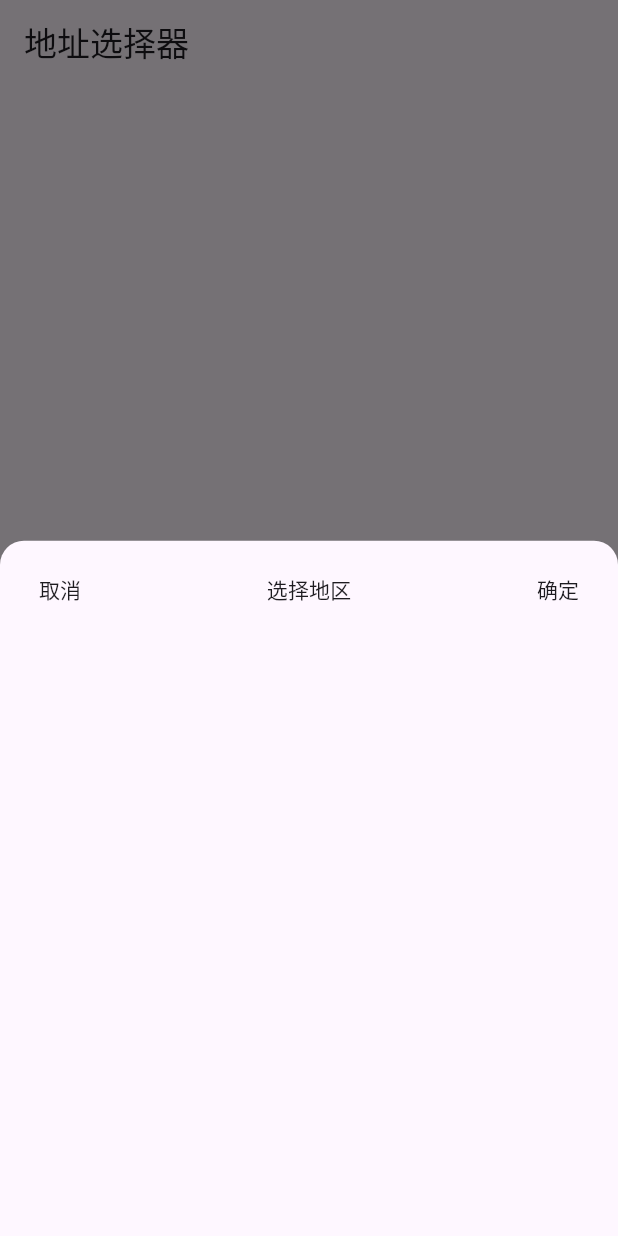
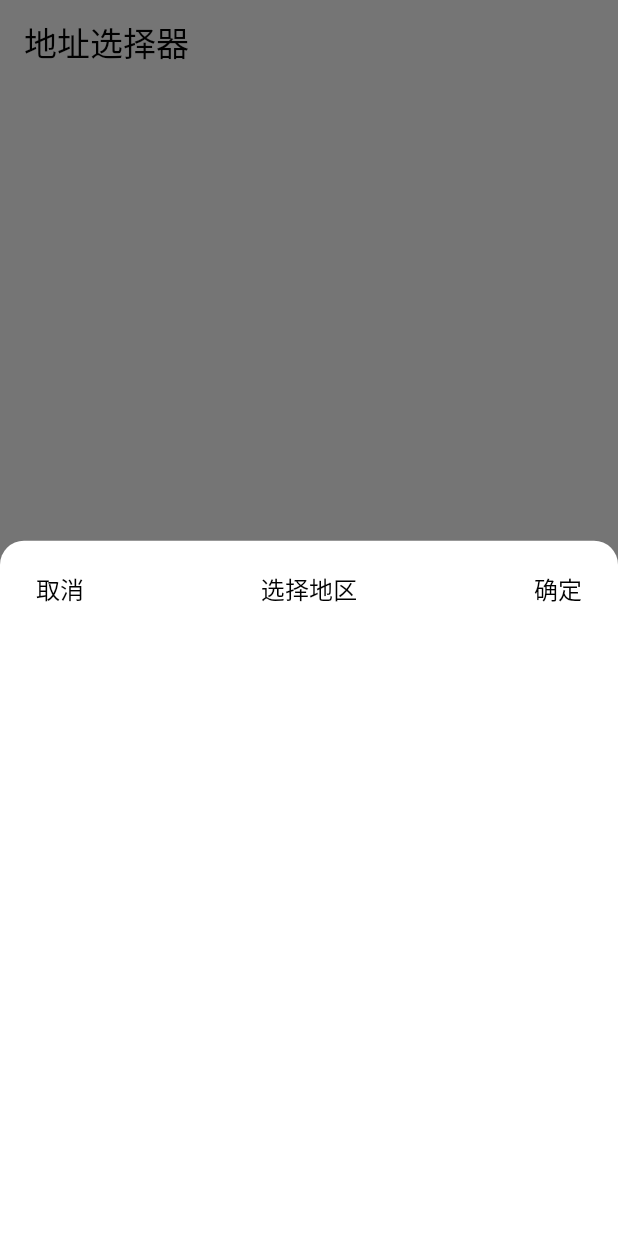
Before and after one commit to good-good-study/address_picker_pca, a Flutter app: the screen it shows after launch, after a tap on the "location on" icon, on a phone screen of 412 x 824 dp. Run offline on Flutter 3.47's test engine with Material 3 defaults, Android fonts, the phone set to English and light mode, and no system bars; drawn by our look-alikes of scrollable_positioned_list.

Commit message:
fix example

```diff
--- a/example/lib/main.dart
+++ b/example/lib/main.dart
@@ -13,8 +13,8 @@ class MyApp extends StatelessWidget {
     return MaterialApp(
       title: '地址选择器',
       theme: ThemeData(
-        primarySwatch: Colors.deepOrange,
-        backgroundColor: Colors.white,
+        colorScheme: ColorScheme.fromSwatch(primarySwatch: Colors.deepOrange)
+            .copyWith(background: Colors.white),
       ),
       home: const MyHomePage(title: '地址选择器'),
     );
@@ -75,7 +75,7 @@ class _MyHomePageState extends State<MyHomePage> {
           padding: const EdgeInsets.all(32),
           child: Text(
             '$_address',
-            style: Theme.of(context).textTheme.headline6,
+            style: Theme.of(context).textTheme.titleLarge,
           ),
         ),
       ),
--- a/lib/picker.dart
+++ b/lib/picker.dart
@@ -251,7 +251,7 @@ class _AddressPickerState extends State<AddressPicker> {
   @override
   Widget build(BuildContext context) {
     return Material(
-      color: Theme.of(context).backgroundColor,
+      color: Theme.of(context).colorScheme.surface,
       borderRadius: widget.borderRadius ??
           const BorderRadius.only(
             topLeft: Radius.circular(16),
@@ -427,7 +427,7 @@ class TitleButton extends StatelessWidget {
                 TextStyle(
                   fontSize: 15,
                   fontWeight: FontWeight.w500,
-                  color: Theme.of(context).textTheme.bodyText1?.color,
+                  color: Theme.of(context).textTheme.titleMedium?.color,
                 ),
       ),
     );
@@ -458,7 +458,7 @@ class Title extends StatelessWidget {
               style: textStyle ??
                   Theme.of(context)
                       .textTheme
-                      .subtitle2
+                      .titleMedium
                       ?.copyWith(fontWeight: FontWeight.w500),
             ),
           ),
@@ -467,7 +467,7 @@ class Title extends StatelessWidget {
             style: textStyle ??
                 Theme.of(context)
                     .textTheme
-                    .subtitle2
+                    .titleMedium
                     ?.copyWith(fontWeight: FontWeight.w500),
           ),
           TextButton(
@@ -477,7 +477,7 @@ class Title extends StatelessWidget {
               style: textStyle ??
                   Theme.of(context)
                       .textTheme
-                      .subtitle2
+                      .titleMedium
                       ?.copyWith(fontWeight: FontWeight.w500),
             ),
           ),
@@ -523,7 +523,7 @@ class _ItemView extends StatelessWidget {
                   TextStyle(
                     fontSize: 15,
                     fontWeight: FontWeight.w300,
-                    color: Theme.of(context).textTheme.bodyText1?.color,
+                    color: Theme.of(context).textTheme.bodyMedium?.color,
                   ),
         ),
       ),
```
Also changed, not shown: example/pubspec.lock, 3 other files.
